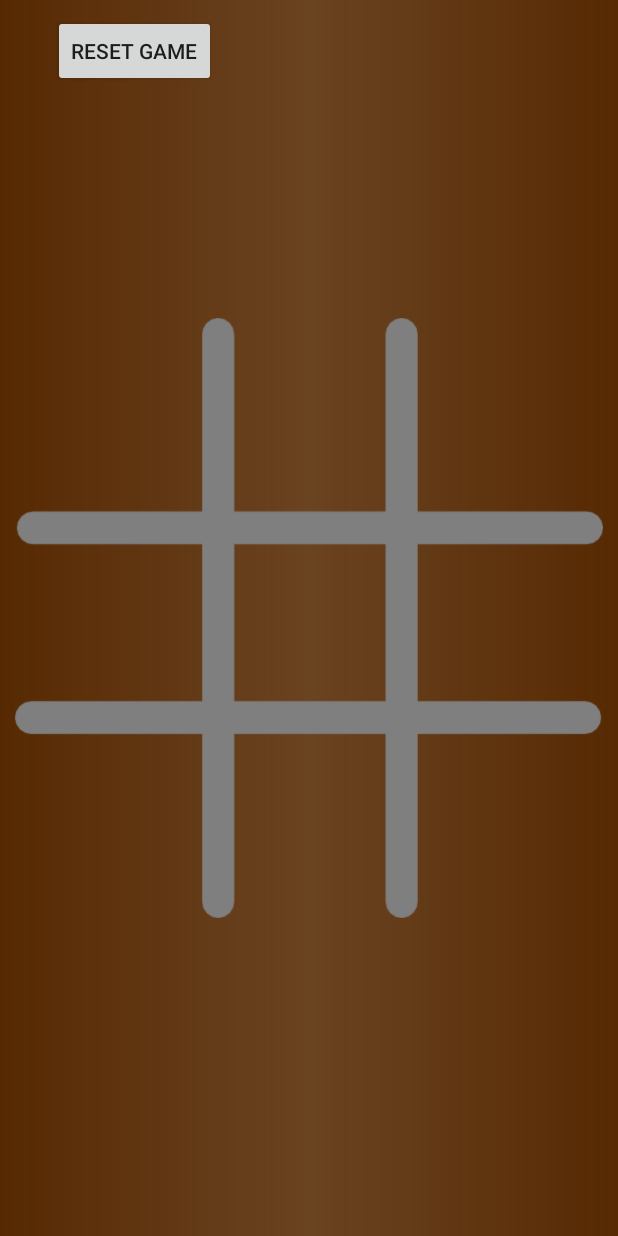
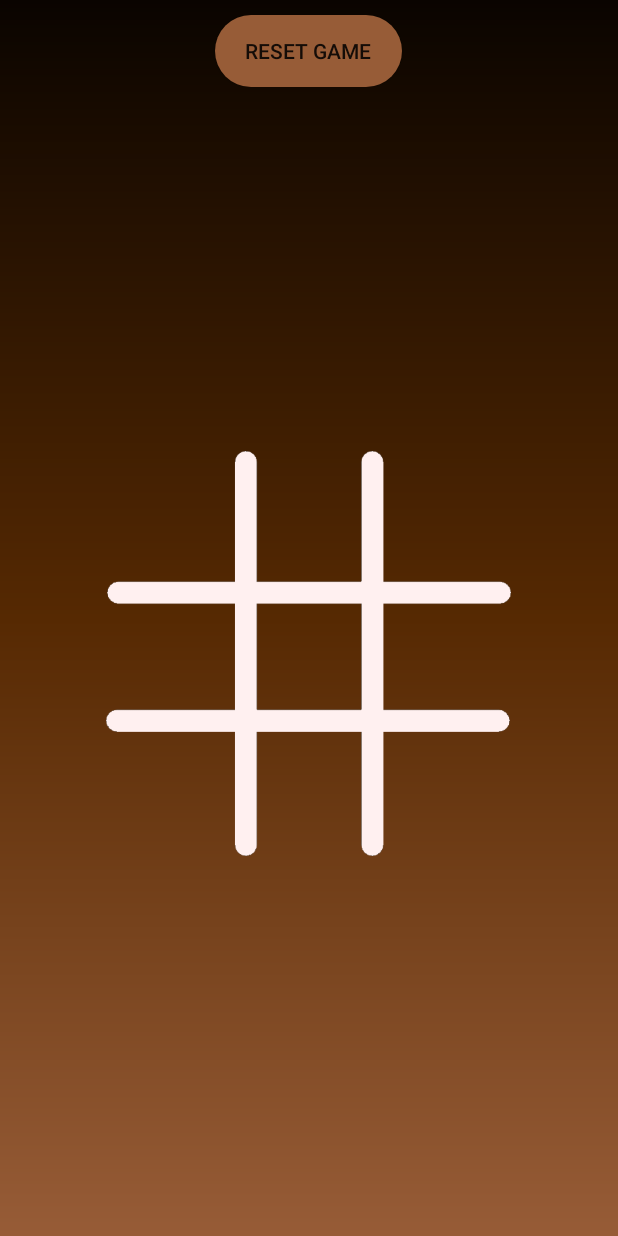
Before and after one commit to gajjarchinmay/TicTacToe, an Android app: the screen it shows after launch (MainActivity), on a phone screen of 412 x 824 dp. Run offline under Robolectric (Android 15) with nearby library versions, the phone set to English and light mode, and no system bars; our stand-ins replace AdMob; libraries missing offline, so code that uses them is left out: com.crashlytics.android, com.google.firebase.crash, io.fabric.sdk; 5 statements that could not run were skipped.

Commit message:
Added splash, changed whole GUI

```diff
--- a/app/build.gradle
+++ b/app/build.gradle
@@ -25,7 +25,7 @@ android {
         minSdkVersion 16
         targetSdkVersion 26
         versionCode 3
-        versionName "2.1"
+        versionName "2.2"
         multiDexEnabled true
         testInstrumentationRunner "android.support.test.runner.AndroidJUnitRunner"
         signingConfig signingConfigs.config
@@ -38,7 +38,7 @@ android {
             zipAlignEnabled true
         }
     }
-    lintOptions{
+    lintOptions {
         abortOnError false
     }
     buildToolsVersion '27.0.0'
--- /dev/null
+++ b/app/src/main/java/com/tictactoeboardgame/game/SplashActivity.java
@@ -0,0 +1,62 @@
+package com.tictactoeboardgame.game;
+
+import android.content.Intent;
+import android.os.Handler;
+import android.support.v7.app.AppCompatActivity;
+import android.os.Bundle;
+import android.widget.ImageView;
+
+public class SplashActivity extends AppCompatActivity {
+
+    // Splash screen timer
+    private static int SPLASH_TIME_OUT = 3000;
+
+    // Logo image change frequency in mili-seconds
+    private static int LOGO_IMAGE_TIMEOUT = 500;
+
+    private ImageView ivSplashLogo;
+    int[] imageSrc = {R.drawable.splash_brown, R.drawable.splash_green, R.drawable.splash_cyan};
+
+    @Override
+    protected void onCreate(Bundle savedInstanceState) {
+        super.onCreate(savedInstanceState);
+        setContentView(R.layout.activity_splash);
+
+        ivSplashLogo = (ImageView) findViewById(R.id.ivSplashLogo);
+
+        Handler handler = new Handler();
+        Runnable runnable = new Runnable() {
+            int i = 0;
+
+            public void run() {
+                ivSplashLogo.setImageResource(imageSrc[i]);
+                i++;
+                if (i > imageSrc.length - 1) {
+                    i = 0;
+                }
+                handler.postDelayed(this, LOGO_IMAGE_TIMEOUT);
+            }
+        };
+
+        handler.postDelayed(runnable, LOGO_IMAGE_TIMEOUT);
+
+        new Handler().postDelayed(new Runnable() {
+
+            /*
+             * Showing splash screen with a timer. This will be useful when you
+             * want to show case your app logo / company
+             */
+
+            @Override
+            public void run() {
+                // This method will be executed once the timer is over
+                // Start your app main activity
+                Intent i = new Intent(SplashActivity.this, MainActivity.class);
+                startActivity(i);
+
+                // close this activity
+                finish();
+            }
+        }, SPLASH_TIME_OUT);
+    }
+}
--- /dev/null
+++ b/app/src/main/res/drawable/button_drawble.xml
@@ -0,0 +1,10 @@
+<?xml version="1.0" encoding="utf-8"?>
+<shape xmlns:android="http://schemas.android.com/apk/res/android">
+    <solid android:color="@color/c3" />
+    <corners android:radius="30dp" />
+    <padding
+        android:bottom="10dp"
+        android:left="10dp"
+        android:right="10dp"
+        android:top="10dp" />
+</shape>
--- /dev/null
+++ b/app/src/main/res/drawable/button_drawble_clicked.xml
@@ -0,0 +1,10 @@
+<?xml version="1.0" encoding="utf-8"?>
+<shape xmlns:android="http://schemas.android.com/apk/res/android">
+    <solid android:color="@color/c2" />
+    <corners android:radius="30dp" />
+    <padding
+        android:bottom="10dp"
+        android:left="10dp"
+        android:right="10dp"
+        android:top="10dp" />
+</shape>
--- /dev/null
+++ b/app/src/main/res/drawable/custom_button.xml
@@ -0,0 +1,6 @@
+<?xml version="1.0" encoding="utf-8"?>
+<selector xmlns:android="http://schemas.android.com/apk/res/android">
+    <item android:drawable="@drawable/button_drawble_clicked" android:state_selected="true" />
+    <item android:drawable="@drawable/button_drawble_clicked" android:state_pressed="true" />
+    <item android:drawable="@drawable/button_drawble" />
+</selector>
--- a/app/src/main/res/drawable/gradient.xml
+++ b/app/src/main/res/drawable/gradient.xml
@@ -1,10 +1,10 @@
-<shape
-    xmlns:android="http://schemas.android.com/apk/res/android"
+<shape xmlns:android="http://schemas.android.com/apk/res/android"
     android:shape="rectangle">
+
     <gradient
-        android:startColor="#562902"
-        android:centerColor="#df562902"
-        android:endColor="#562902"
+        android:angle="270"
+        android:centerColor="@color/c2"
+        android:endColor="@color/c3"
+        android:startColor="@color/c1" />
 
-        android:angle="0" />
 </shape>
--- /dev/null
+++ b/app/src/main/res/drawable/popup_dialog.xml
@@ -0,0 +1,10 @@
+<?xml version="1.0" encoding="utf-8"?>
+<shape xmlns:android="http://schemas.android.com/apk/res/android">
+    <solid android:color="@color/pop_up_background" />
+    <corners android:radius="30dp" />
+    <padding
+        android:bottom="10dp"
+        android:left="10dp"
+        android:right="10dp"
+        android:top="10dp" />
+</shape>
--- a/app/src/main/res/layout/activity_main.xml
+++ b/app/src/main/res/layout/activity_main.xml
@@ -1,140 +1,126 @@
 <?xml version="1.0" encoding="utf-8"?>
-<RelativeLayout xmlns:android="http://schemas.android.com/apk/res/android"
+<LinearLayout xmlns:android="http://schemas.android.com/apk/res/android"
+    xmlns:ads="http://schemas.android.com/apk/res-auto"
     xmlns:tools="http://schemas.android.com/tools"
-    xmlns:ads="http://schemas.android.com/apk/res-auto"
     android:layout_width="match_parent"
     android:layout_height="match_parent"
     android:background="@drawable/gradient"
+    android:orientation="vertical"
     android:paddingBottom="10dp"
     android:paddingLeft="10dp"
     android:paddingRight="10dp"
     android:paddingTop="10dp"
     tools:context="com.tictactoeboardgame.game.MainActivity">
 
-
     <LinearLayout
         android:layout_width="match_parent"
-        android:layout_height="match_parent">
+        android:layout_height="wrap_content"
+        android:gravity="center">
 
         <Button
             android:id="@+id/resetGame"
             android:layout_width="wrap_content"
             android:layout_height="wrap_content"
-            android:layout_gravity="center_horizontal"
-            android:layout_marginLeft="25dp"
+            android:background="@drawable/custom_button"
             android:onClick="resetGame"
+            android:paddingLeft="20dp"
+            android:paddingRight="20dp"
             android:text="@string/reset_game" />
 
     </LinearLayout>
 
+    <FrameLayout
+        android:layout_width="match_parent"
+        android:layout_height="0dp"
+        android:layout_weight="1">
+
         <GridLayout
             android:id="@+id/gridLayout"
-
-        android:layout_width="match_parent"
-        android:layout_height="400dp"
-        android:layout_centerHorizontal="true"
-        android:layout_centerVertical="true"
+            android:layout_width="270dp"
+            android:layout_height="270dp"
+            android:layout_gravity="center"
             android:background="@drawable/board"
             android:columnCount="3"
             android:rowCount="3">
 
             <ImageView
                 android:id="@+id/imageView"
-            android:layout_width="90dp"
-            android:layout_height="90dp"
+                style="@style/button_blocks"
                 android:layout_column="0"
-            android:layout_marginBottom="10dp"
-            android:layout_marginLeft="20dp"
-            android:layout_marginRight="10dp"
-            android:layout_marginTop="23dp"
                 android:layout_row="0"
                 android:onClick="displayImage"
                 android:tag="0" />
 
             <ImageView
                 android:id="@+id/imageView2"
-            android:layout_width="90dp"
-            android:layout_height="90dp"
+                style="@style/button_blocks"
                 android:layout_column="1"
-            android:layout_marginLeft="30dp"
-            android:layout_marginTop="23dp"
                 android:layout_row="0"
                 android:onClick="displayImage"
                 android:tag="1" />
 
             <ImageView
                 android:id="@+id/imageView3"
-            android:layout_width="90dp"
-            android:layout_height="90dp"
+                style="@style/button_blocks"
                 android:layout_column="2"
-            android:layout_marginLeft="35dp"
-            android:layout_marginTop="23dp"
                 android:layout_row="0"
                 android:onClick="displayImage"
                 android:tag="2" />
 
             <ImageView
                 android:id="@+id/imageView4"
-            android:layout_width="90dp"
-            android:layout_height="90dp"
+                style="@style/button_blocks"
                 android:layout_column="0"
-            android:layout_marginLeft="20dp"
-            android:layout_marginTop="35dp"
                 android:layout_row="1"
                 android:onClick="displayImage"
                 android:tag="3" />
 
             <ImageView
                 android:id="@+id/imageView5"
-            android:layout_width="90dp"
-            android:layout_height="90dp"
+                style="@style/button_blocks"
                 android:layout_column="1"
-            android:layout_marginLeft="30dp"
-            android:layout_marginTop="35dp"
+                android:layout_marginLeft="0dp"
+                android:layout_marginTop="0dp"
                 android:layout_row="1"
                 android:onClick="displayImage"
                 android:tag="4" />
 
             <ImageView
                 android:id="@+id/imageView6"
-            android:layout_width="90dp"
-            android:layout_height="90dp"
+                style="@style/button_blocks"
                 android:layout_column="2"
-            android:layout_marginLeft="35dp"
-            android:layout_marginTop="35dp"
+                android:layout_marginLeft="0dp"
+                android:layout_marginTop="0dp"
                 android:layout_row="1"
                 android:onClick="displayImage"
                 android:tag="5" />
 
             <ImageView
                 android:id="@+id/imageView7"
-            android:layout_width="90dp"
-            android:layout_height="90dp"
+                style="@style/button_blocks"
                 android:layout_column="0"
-            android:layout_marginLeft="20dp"
-            android:layout_marginTop="40dp"
+                android:layout_marginLeft="0dp"
+                android:layout_marginTop="0dp"
                 android:layout_row="2"
                 android:onClick="displayImage"
                 android:tag="6" />
 
             <ImageView
                 android:id="@+id/imageView8"
-            android:layout_width="90dp"
-            android:layout_height="90dp"
+                style="@style/button_blocks"
                 android:layout_column="1"
-            android:layout_marginLeft="30dp"
-            android:layout_marginTop="35dp"
+                android:layout_marginLeft="0dp"
+                android:layout_marginTop="0dp"
                 android:layout_row="2"
                 android:onClick="displayImage"
                 android:tag="7" />
 
             <ImageView
                 android:id="@+id/imageView9"
-            android:layout_width="90dp"
-            android:layout_height="90dp"
+                style="@style/button_blocks"
                 android:layout_column="2"
-            android:layout_marginLeft="35dp"
-            android:layout_marginTop="35dp"
+                android:layout_marginLeft="0dp"
+                android:layout_marginTop="0dp"
                 android:layout_row="2"
                 android:onClick="displayImage"
                 android:tag="8" />
@@ -145,11 +131,10 @@
             android:id="@+id/playAgainLayout"
             android:layout_width="wrap_content"
             android:layout_height="wrap_content"
-        android:layout_centerHorizontal="true"
-        android:layout_centerVertical="true"
-        android:background="#da8d77"
+            android:layout_gravity="center"
+            android:background="@drawable/popup_dialog"
             android:orientation="vertical"
-        android:padding="30dp"
+            android:padding="40dp"
             android:visibility="invisible">
 
             <TextView
@@ -157,7 +142,9 @@
                 android:layout_width="wrap_content"
                 android:layout_height="wrap_content"
                 android:layout_gravity="center_horizontal"
+                android:layout_marginBottom="10dp"
                 android:text="New Text"
+                android:textColor="@color/c1"
                 android:textSize="30sp" />
 
             <Button
@@ -165,21 +152,21 @@
                 android:layout_width="wrap_content"
                 android:layout_height="wrap_content"
                 android:layout_gravity="center_horizontal"
+                android:layout_marginTop="10dp"
+                android:background="@drawable/custom_button"
                 android:onClick="resetGame"
+                android:padding="10dp"
                 android:text="@string/play_again" />
 
         </LinearLayout>
+    </FrameLayout>
 
     <com.google.android.gms.ads.AdView
         android:id="@+id/adView"
         android:layout_width="wrap_content"
         android:layout_height="wrap_content"
-        android:layout_alignParentBottom="true"
-        android:layout_below="@id/gridLayout"
-        android:layout_centerHorizontal="true"
+        android:layout_gravity="center"
         ads:adSize="BANNER"
         ads:adUnitId="@string/ad_banner_footer" />
 
-
-
-</RelativeLayout>
+</LinearLayout>
--- /dev/null
+++ b/app/src/main/res/layout/activity_splash.xml
@@ -0,0 +1,33 @@
+<?xml version="1.0" encoding="utf-8"?>
+<LinearLayout xmlns:android="http://schemas.android.com/apk/res/android"
+    xmlns:tools="http://schemas.android.com/tools"
+    android:layout_width="match_parent"
+    android:layout_height="match_parent"
+    android:background="@drawable/gradient"
+    android:gravity="center"
+    android:orientation="vertical"
+    tools:context="com.tictactoeboardgame.game.SplashActivity">
+
+    <ImageView
+        android:layout_width="300dp"
+        android:layout_height="80dp"
+        android:layout_weight="1"
+        android:src="@drawable/title" />
+
+    <ImageView
+        android:id="@+id/ivSplashLogo"
+        android:layout_width="120dp"
+        android:layout_height="120dp"
+        android:layout_gravity="center_horizontal"
+        android:layout_weight="3"
+        android:src="@drawable/splash_brown" />
+
+    <TextView
+        android:layout_width="match_parent"
+        android:layout_height="wrap_content"
+        android:gravity="center"
+        android:text="@string/version_number"
+        android:textColor="@color/cream"
+        android:textSize="20sp" />
+
+</LinearLayout>
--- a/app/src/main/res/values/colors.xml
+++ b/app/src/main/res/values/colors.xml
@@ -3,4 +3,11 @@
     <color name="colorPrimary">#3F51B5</color>
     <color name="colorPrimaryDark">#303F9F</color>
     <color name="colorAccent">#FF4081</color>
+    <color name="dark_brown_1">#562902</color>
+    <color name="dark_brown_2">#df562902</color>
+    <color name="c1">#0a0400</color>
+    <color name="c2">#562902</color>
+    <color name="c3">#975c37</color>
+    <color name="pop_up_background">#FFDA8D77</color>
+    <color name="cream">#fcf3b3</color>
 </resources>
--- a/app/src/main/res/values/strings.xml
+++ b/app/src/main/res/values/strings.xml
@@ -5,4 +5,5 @@
     <string name="ad_banner_footer">ca-app-pub-9794955135132859/2992893495</string>
     <string name="admob_app_id">ca-app-pub-4069411962861253~2766227437</string>
     <string name="ad_unit_id">ca-app-pub-9794955135132859/3796060462</string>
+    <string name="version_number">Version: 2.2</string>
 </resources>
--- a/app/src/main/res/values/styles.xml
+++ b/app/src/main/res/values/styles.xml
@@ -3,9 +3,15 @@
     <!-- Base application theme. -->
     <style name="AppTheme" parent="Theme.AppCompat.Light.NoActionBar">
         <!-- Customize your theme here. -->
-        <item name="colorPrimary">@color/colorPrimary</item>
-        <item name="colorPrimaryDark">@color/colorPrimaryDark</item>
+        <item name="colorPrimary">@color/dark_brown_2</item>
+        <item name="colorPrimaryDark">@color/dark_brown_1</item>
         <item name="colorAccent">@color/colorAccent</item>
     </style>
 
+    <style name="button_blocks">
+        <item name="android:layout_height">90dp</item>
+        <item name="android:layout_width">90dp</item>
+        <item name="android:padding">15dp</item>
+    </style>
+
 </resources>
```
Also changed, not shown: app/src/main/AndroidManifest.xml (+15 -11 lines), app/src/main/res/drawable/board.png, app/src/main/res/drawable/heart.png, app/src/main/res/drawable/spade.png, app/src/main/res/drawable/splash_brown.png (added), app/src/main/res/drawable/splash_cyan.png (added), app/src/main/res/drawable/splash_green.png (added), app/src/main/res/drawable/title.png (added). Lines whose indentation alone changed are shown as unchanged.
